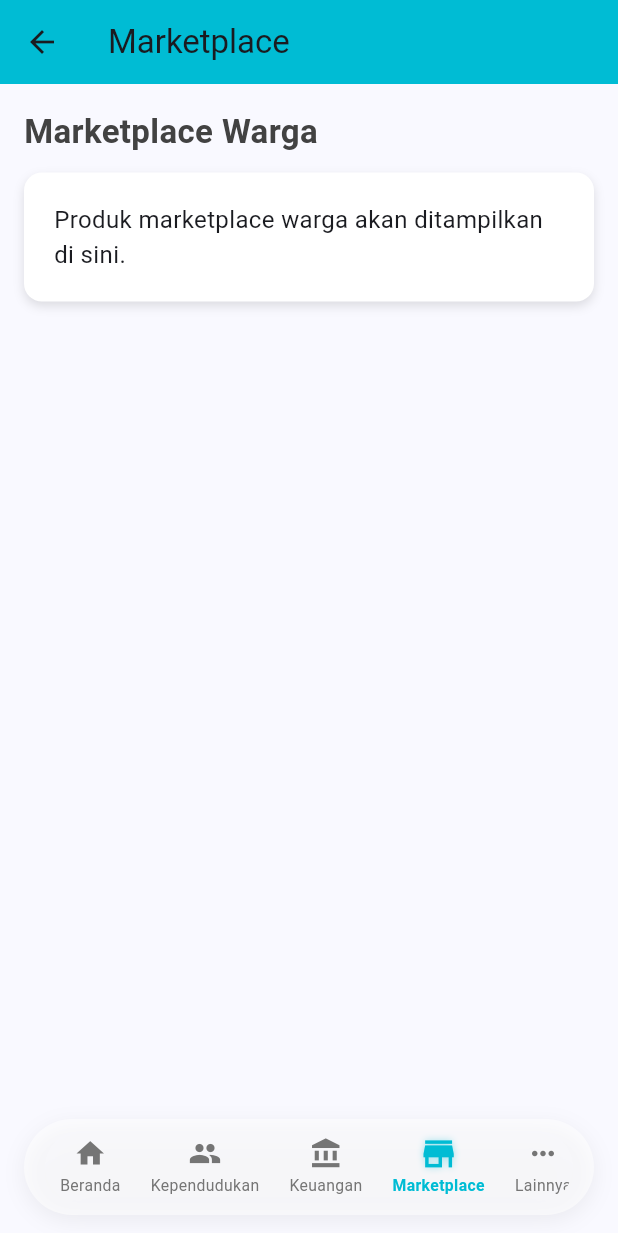
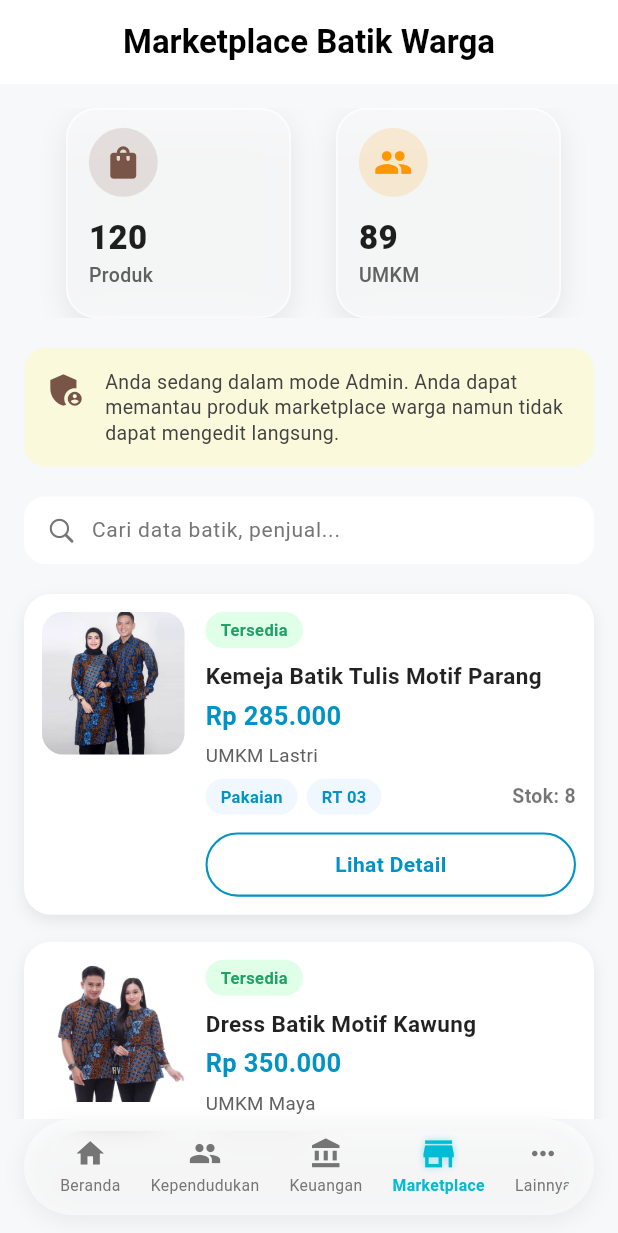
Before and after one commit to KevinASaputra/apps_jawa, a Flutter app: the MarketplacePage screen opened directly, on a phone screen of 412 x 824 dp. Shown: the top 1233 px of the screen. Run offline on Flutter 3.47's test engine with Material 3 defaults, Android fonts, the light colour scheme and no system bars; our stand-ins replace fl_chart, image_picker.

Commit message:
feat: ui marketplace

```diff
--- a/apps/mobile/lib/features/marketplace/admin/marketplace.dart
+++ b/apps/mobile/lib/features/marketplace/admin/marketplace.dart
@@ -1,50 +1,143 @@
 import 'package:flutter/material.dart';
 import '../../../models/buttom_navbar.dart';
+import '../../../models/searchbar.dart';
+import 'product_card.dart';
+import 'stat_card.dart';
 
-class MarketplacePage extends StatelessWidget {
+class MarketplacePage extends StatefulWidget {
   const MarketplacePage({super.key});
 
   @override
+  State<MarketplacePage> createState() => _MarketplacePageState();
+}
+
+class _MarketplacePageState extends State<MarketplacePage> {
+  @override
   Widget build(BuildContext context) {
     return Scaffold(
+      backgroundColor: const Color(0xfff7f8fa),
+
       appBar: AppBar(
-        title: const Text("Marketplace"),
-        backgroundColor: Colors.cyan,
+        elevation: 0,
+        backgroundColor: Colors.white,
+        automaticallyImplyLeading: false,
+        title: const Text(
+          "Marketplace Batik Warga",
+          style: TextStyle(
+            fontWeight: FontWeight.bold,
+            color: Colors.black,
+          ),
+        ),
+        centerTitle: true,
       ),
+
       bottomNavigationBar: const AppBottomNavBar(currentIndex: 3),
+
       body: SingleChildScrollView(
         padding: const EdgeInsets.all(16),
         child: Column(
           crossAxisAlignment: CrossAxisAlignment.start,
           children: [
-            Text(
-              "Marketplace Warga",
-              style: TextStyle(
-                fontSize: 22,
-                fontWeight: FontWeight.bold,
-                color: Colors.grey[800],
+            // ================= STAT CARDS =================
+            SizedBox(
+              height: 140,
+              child: ListView(
+                scrollDirection: Axis.horizontal,
+                padding: const EdgeInsets.symmetric(horizontal: 8),
+                physics: const BouncingScrollPhysics(),
+                children: const [
+                  SizedBox(width: 12),
+                  StatCard(
+                    icon: Icons.shopping_bag,
+                    total: "120",
+                    title: "Produk",
+                    color: Colors.brown,
+                  ),
+                  SizedBox(width: 14),
+                  StatCard(
+                    icon: Icons.people,
+                    total: "89",
+                    title: "UMKM",
+                    color: Colors.orange,
+                  ),
+                  SizedBox(width: 14),
+                  StatCard(
+                    icon: Icons.check_circle,
+                    total: "65",
+                    title: "Verified",
+                    color: Colors.green,
+                  ),
+                  SizedBox(width: 14),
+                  StatCard(
+                    icon: Icons.sell,
+                    total: "332",
+                    title: "Terjual",
+                    color: Colors.blue,
+                  ),
+                  SizedBox(width: 12),
+                ],
               ),
             ),
-            const SizedBox(height: 12),
 
+            const SizedBox(height: 20),
+
+            // ================= ADMIN BANNER =================
             Container(
-              padding: const EdgeInsets.all(20),
+              padding: const EdgeInsets.all(14),
               decoration: BoxDecoration(
-                color: Colors.white,
-                borderRadius: BorderRadius.circular(12),
-                boxShadow: [
-                  BoxShadow(
-                    color: Colors.black12,
-                    blurRadius: 5,
-                    offset: Offset(0, 3),
-                  )
+                color: Colors.yellow.shade100.withOpacity(0.55),
+                borderRadius: BorderRadius.circular(14),
+              ),
+              child: Row(
+                crossAxisAlignment: CrossAxisAlignment.start,
+                children: [
+                  const Icon(Icons.admin_panel_settings,
+                      color: Colors.brown, size: 28),
+                  const SizedBox(width: 12),
+                  Expanded(
+                    child: Text(
+                      "Anda sedang dalam mode Admin. Anda dapat memantau produk marketplace warga namun tidak dapat mengedit langsung.",
+                      style: TextStyle(
+                        fontSize: 13,
+                        height: 1.3,
+                        color: Colors.grey[800],
+                      ),
+                    ),
+                  ),
                 ],
               ),
-              child: const Text(
-                "Produk marketplace warga akan ditampilkan di sini.",
-                style: TextStyle(fontSize: 16),
-              ),
             ),
+
+            const SizedBox(height: 20),
+
+            // ================= SEARCH BAR =================
+            CustomSearchBar(
+              hintText: "Cari data batik, penjual...",
+              onChanged: (value) {},
+            ),
+
+            const SizedBox(height: 20),
+
+            // ================= PRODUCTS =================
+            ProductCard(
+              image: "assets/batik_parang.jpg",
+              title: "Kemeja Batik Tulis Motif Parang",
+              price: "Rp 285.000",
+              umkm: "UMKM Lastri",
+              stok: "8",
+              rt: "RT 03",
+            ),
+
+            ProductCard(
+              image: "assets/batik_kawung.jpg",
+              title: "Dress Batik Motif Kawung",
+              price: "Rp 350.000",
+              umkm: "UMKM Maya",
+              stok: "4",
+              rt: "RT 01",
+            ),
+
+            const SizedBox(height: 30),
           ],
         ),
       ),
--- /dev/null
+++ b/apps/mobile/lib/features/marketplace/admin/product_card.dart
@@ -0,0 +1,210 @@
+import 'package:flutter/material.dart';
+import 'small_tag.dart';
+
+class ProductCard extends StatelessWidget {
+  final String image;
+  final String title;
+  final String price;
+  final String umkm;
+  final String stok;
+  final String rt;
+
+  const ProductCard({
+    super.key,
+    required this.image,
+    required this.title,
+    required this.price,
+    required this.umkm,
+    required this.stok,
+    required this.rt,
+  });
+
+  @override
+  Widget build(BuildContext context) {
+    return Container(
+      margin: const EdgeInsets.only(bottom: 18),
+      padding: const EdgeInsets.all(12),
+      decoration: BoxDecoration(
+        color: Colors.white,
+        borderRadius: BorderRadius.circular(18),
+        boxShadow: [
+          BoxShadow(
+            color: Colors.black12.withOpacity(0.08),
+            blurRadius: 8,
+            offset: const Offset(0, 4),
+          ),
+        ],
+      ),
+
+      child: Row(
+        crossAxisAlignment: CrossAxisAlignment.start,
+        children: [
+          // ===================== GAMBAR =====================
+          ClipRRect(
+            borderRadius: BorderRadius.circular(14),
+            child: Image.asset(
+              image,
+              width: 95,
+              height: 95,
+              fit: BoxFit.cover,
+            ),
+          ),
+
+          const SizedBox(width: 14),
+
+          // ===================== KONTEN DI KANAN =====================
+          Expanded(
+            child: Column(
+              crossAxisAlignment: CrossAxisAlignment.start,
+              children: [
+                // STATUS TERSEDIA
+                Container(
+                  padding: const EdgeInsets.symmetric(
+                      horizontal: 10, vertical: 4),
+                  decoration: BoxDecoration(
+                    color: const Color(0xffDFFFE8),
+                    borderRadius: BorderRadius.circular(20),
+                  ),
+                  child: const Text(
+                    "Tersedia",
+                    style: TextStyle(
+                      fontSize: 11,
+                      fontWeight: FontWeight.w600,
+                      color: Color(0xff22A068),
+                    ),
+                  ),
+                ),
+
+                const SizedBox(height: 8),
+
+                // JUDUL
+                Text(
+                  title,
+                  style: const TextStyle(
+                    fontSize: 15,
+                    fontWeight: FontWeight.w700,
+                    color: Colors.black87,
+                  ),
+                ),
+
+                const SizedBox(height: 4),
+
+                // HARGA
+                Text(
+                  price,
+                  style: const TextStyle(
+                    fontSize: 17,
+                    fontWeight: FontWeight.w700,
+                    color: Color(0xff0093C6),
+                  ),
+                ),
+
+                const SizedBox(height: 6),
+
+                // UMKM
+                Text(
+                  umkm,
+                  style: TextStyle(
+                    fontSize: 12.5,
+                    color: Colors.grey[700],
+                  ),
+                ),
+
+                const SizedBox(height: 6),
+
+                // TAG + STOK
+                Row(
+                  children: [
+                    const SmallTag(text: "Pakaian"),
+                    const SizedBox(width: 6),
+                    SmallTag(text: rt),
+
+                    const Spacer(),
+
+                    Text(
+                      "Stok: $stok",
+                      style: const TextStyle(
+                        fontSize: 13,
+                        fontWeight: FontWeight.w600,
+                        color: Colors.black54,
+                      ),
+                    ),
+                  ],
+                ),
+
+                const SizedBox(height: 12),
+
+                // ======================== TOMBOL LIHAT DETAIL ========================
+                Material(
+                  color: Colors.transparent,
+                  borderRadius: BorderRadius.circular(30),
+                  child: InkWell(
+                    borderRadius: BorderRadius.circular(30),
+                    splashColor: Colors.transparent,
+                    highlightColor: Colors.transparent,
+
+                    onTap: () {
+                      Navigator.push(
+                        context,
+                        MaterialPageRoute(
+                          builder: (context) => const Placeholder(),
+                        ),
+                      );
+                    },
+
+                    child: _PressableButton(),
+                  ),
+                ),
+              ],
+            ),
+          ),
+        ],
+      ),
+    );
+  }
+}
+
+class _PressableButton extends StatefulWidget {
+  @override
+  State<_PressableButton> createState() => _PressableButtonState();
+}
+
+class _PressableButtonState extends State<_PressableButton> {
+  bool isPressed = false;
+
+  @override
+  Widget build(BuildContext context) {
+    return Listener(
+      onPointerDown: (_) {
+        setState(() => isPressed = true);
+      },
+      onPointerUp: (_) {
+        setState(() => isPressed = false);
+      },
+
+      child: AnimatedContainer(
+        duration: const Duration(milliseconds: 90),
+        width: double.infinity,
+        padding: const EdgeInsets.symmetric(vertical: 10),
+        decoration: BoxDecoration(
+          color: isPressed ? const Color(0xff0093C6) : Colors.transparent,
+          borderRadius: BorderRadius.circular(30),
+          border: Border.all(
+            color: const Color(0xff0093C6),
+            width: 1.4,
+          ),
+        ),
+        child: Center(
+          child: Text(
+            "Lihat Detail",
+            style: TextStyle(
+              fontSize: 14,
+              fontWeight: FontWeight.w600,
+              color: isPressed ? Colors.white : const Color(0xff0093C6),
+            ),
+          ),
+        ),
+      ),
+    );
+  }
+}
--- /dev/null
+++ b/apps/mobile/lib/features/marketplace/admin/small_tag.dart
@@ -0,0 +1,29 @@
+import 'package:flutter/material.dart';
+
+class SmallTag extends StatelessWidget {
+  final String text;
+
+  const SmallTag({
+    super.key,
+    required this.text,
+  });
+
+  @override
+  Widget build(BuildContext context) {
+    return Container(
+      padding: const EdgeInsets.symmetric(horizontal: 10, vertical: 4),
+      decoration: BoxDecoration(
+        color: const Color(0xFFF1F7FF), // biru muda soft
+        borderRadius: BorderRadius.circular(50),
+      ),
+      child: Text(
+        text,
+        style: const TextStyle(
+          fontSize: 11,
+          fontWeight: FontWeight.w600,
+          color: Color(0xFF0093C6), // biru
+        ),
+      ),
+    );
+  }
+}
--- /dev/null
+++ b/apps/mobile/lib/features/marketplace/admin/stat_card.dart
@@ -0,0 +1,115 @@
+import 'dart:ui';
+import 'package:flutter/material.dart';
+
+class StatCard extends StatefulWidget {
+  final IconData icon;
+  final String total;
+  final String title;
+  final Color color;
+  final bool isDarkTop;
+
+  const StatCard({
+    super.key,
+    required this.icon,
+    required this.total,
+    required this.title,
+    required this.color,
+    this.isDarkTop = false,
+  });
+
+  @override
+  State<StatCard> createState() => _StatCardState();
+}
+
+class _StatCardState extends State<StatCard> {
+  bool isPressed = false;
+
+  @override
+  Widget build(BuildContext context) {
+    return AnimatedScale(
+      scale: isPressed ? 0.97 : 1,
+      duration: const Duration(milliseconds: 120),
+      child: GestureDetector(
+        onTapDown: (_) => setState(() => isPressed = true),
+        onTapUp: (_) {
+          Future.delayed(const Duration(milliseconds: 120), () {
+            setState(() => isPressed = false);
+          });
+        },
+
+        // ==================== CARD ====================
+        child: Container(
+          width: 150,
+          height: 115,
+          margin: const EdgeInsets.symmetric(horizontal: 8),
+          decoration: BoxDecoration(
+            borderRadius: BorderRadius.circular(20),
+            color: Colors.white.withOpacity(0.6),
+            boxShadow: [
+              BoxShadow(
+                color: Colors.black26.withOpacity(0.08),
+                blurRadius: 15,
+                offset: const Offset(0, 6),
+              )
+            ],
+            border: Border.all(
+              color: Colors.white.withOpacity(0.5),
+              width: 1.2,
+            ),
+          ),
+          child: ClipRRect(
+            borderRadius: BorderRadius.circular(20),
+            child: BackdropFilter(
+              filter: ImageFilter.blur(sigmaX: 15, sigmaY: 15),
+
+              // ==================== ISI CARD ====================
+              child: Padding(
+                padding: const EdgeInsets.symmetric(horizontal: 14, vertical: 12),
+                child: Column(
+                  crossAxisAlignment: CrossAxisAlignment.start,
+                  children: [
+                    // ICON BUBBLE
+                    Container(
+                      padding: const EdgeInsets.all(10),
+                      decoration: BoxDecoration(
+                        shape: BoxShape.circle,
+                        color: widget.color.withOpacity(0.15),
+                      ),
+                      child: Icon(
+                        widget.icon,
+                        size: 26,
+                        color: widget.color,
+                      ),
+                    ),
+
+                    const SizedBox(height: 12),
+
+                    // JUMLAH
+                    Text(
+                      widget.total,
+                      style: const TextStyle(
+                        fontSize: 22,
+                        fontWeight: FontWeight.w800,
+                        color: Color(0xFF1E1E1E),
+                      ),
+                    ),
+
+                    // TITLE
+                    Text(
+                      widget.title,
+                      style: TextStyle(
+                        fontSize: 13,
+                        color: Colors.grey[700],
+                        fontWeight: FontWeight.w500,
+                      ),
+                    )
+                  ],
+                ),
+              ),
+            ),
+          ),
+        ),
+      ),
+    );
+  }
+}
--- a/apps/mobile/lib/models/dropdown_field.dart
+++ b/apps/mobile/lib/models/dropdown_field.dart
@@ -29,7 +29,7 @@ class DropdownField extends StatelessWidget {
         border: Border.all(color: Colors.grey[300]!),
       ),
       child: DropdownButtonFormField<String>(
-        value: value,
+        initialValue: value,
 
         decoration: InputDecoration(
           border: InputBorder.none,
--- /dev/null
+++ b/apps/mobile/lib/models/filter_category.dart
@@ -0,0 +1,57 @@
+import 'package:flutter/material.dart';
+
+class FilterCategory extends StatelessWidget {
+  final List<String> items;
+  final int selectedIndex;
+  final Function(int) onSelected;
+
+  const FilterCategory({
+    super.key,
+    required this.items,
+    required this.selectedIndex,
+    required this.onSelected,
+  });
+
+  @override
+  Widget build(BuildContext context) {
+    return SizedBox(
+      height: 45,
+      child: ListView.builder(
+        scrollDirection: Axis.horizontal,
+        itemCount: items.length,
+        itemBuilder: (context, index) {
+          bool active = selectedIndex == index;
+          return GestureDetector(
+            onTap: () => onSelected(index),
+            child: AnimatedContainer(
+              duration: const Duration(milliseconds: 200),
+              margin: const EdgeInsets.only(right: 12),
+              padding: const EdgeInsets.symmetric(horizontal: 20, vertical: 10),
+              decoration: BoxDecoration(
+                color: active ? Colors.brown : Colors.white,
+                borderRadius: BorderRadius.circular(25),
+                border: Border.all(color: Colors.black26),
+                boxShadow: active
+                    ? [
+                        BoxShadow(
+                          color: Colors.brown.withOpacity(0.3),
+                          blurRadius: 6,
+                          offset: const Offset(0, 3),
+                        )
+                      ]
+                    : [],
+              ),
+              child: Text(
+                items[index],
+                style: TextStyle(
+                  color: active ? Colors.white : Colors.black87,
+                  fontWeight: active ? FontWeight.bold : FontWeight.normal,
+                ),
+              ),
+            ),
+          );
+        },
+      ),
+    );
+  }
+}
```
Also changed, not shown: apps/mobile/pubspec.yaml (+6 -3 lines), apps/mobile/assets/batik_kawung.jpg (added), apps/mobile/assets/batik_parang.jpg (added), apps/mobile/pubspec.lock.
